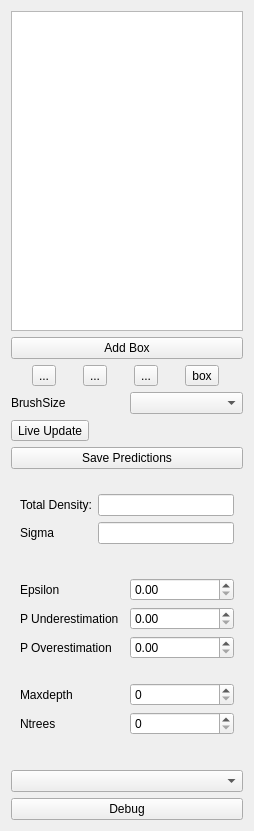
This is ilastik/applets/counting3d/labelingDrawer.ui in ilastik/ilastik as Qt 5 draws it before an edit. The edited form follows.
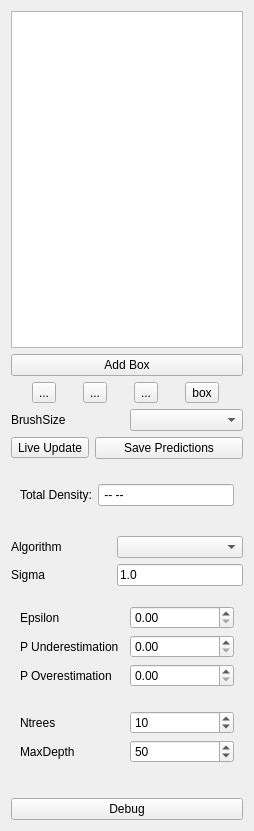
This is the edited form. Custom widgets are drawn as their Qt base class.

Commit message: restaling of the gui and random forest parameters available

```diff
--- a/ilastik/applets/counting3d/labelingDrawer.ui
+++ b/ilastik/applets/counting3d/labelingDrawer.ui
@@ -89,6 +89,8 @@
     </layout>
    </item>
    <item>
+    <layout class="QHBoxLayout" name="horizontalLayout_4">
+     <item>
     <widget class="QToolButton" name="liveUpdateButton">
      <property name="text">
       <string>Live Update</string>
@@ -108,6 +110,8 @@
      </property>
     </widget>
    </item>
+    </layout>
+   </item>
    <item>
     <spacer name="verticalSpacer_2">
      <property name="orientation">
@@ -130,6 +134,51 @@
       <bool>false</bool>
      </property>
      <layout class="QGridLayout" name="gridLayout_3">
+      <item row="0" column="0">
+       <widget class="QLabel" name="label_5">
+        <property name="text">
+         <string>Total Density:</string>
+        </property>
+       </widget>
+      </item>
+      <item row="0" column="1">
+       <widget class="QLineEdit" name="CountText">
+        <property name="text">
+         <string> -- --</string>
+        </property>
+       </widget>
+      </item>
+     </layout>
+    </widget>
+   </item>
+   <item>
+    <spacer name="verticalSpacer">
+     <property name="orientation">
+      <enum>Qt::Vertical</enum>
+     </property>
+     <property name="sizeType">
+      <enum>QSizePolicy::Fixed</enum>
+     </property>
+     <property name="sizeHint" stdset="0">
+      <size>
+       <width>20</width>
+       <height>15</height>
+      </size>
+     </property>
+    </spacer>
+   </item>
+   <item>
+    <layout class="QGridLayout" name="gridLayout_7" columnminimumwidth="100,0">
+     <item row="0" column="1">
+      <widget class="QComboBox" name="SVROptions"/>
+     </item>
+     <item row="0" column="0">
+      <widget class="QLabel" name="label_8">
+       <property name="text">
+        <string>Algorithm</string>
+       </property>
+      </widget>
+     </item>
       <item row="1" column="0">
        <widget class="QLabel" name="label_2">
         <property name="text">
@@ -138,23 +187,16 @@
        </widget>
       </item>
       <item row="1" column="1">
-       <widget class="QLineEdit" name="SigmaLine"/>
-      </item>
-      <item row="0" column="0">
-       <widget class="QLabel" name="label_5">
+      <widget class="QLineEdit" name="SigmaLine">
         <property name="text">
-         <string>Total Density:</string>
+        <string>1.0</string>
         </property>
        </widget>
       </item>
-      <item row="0" column="1">
-       <widget class="QLineEdit" name="CountText"/>
-      </item>
-     </layout>
-    </widget>
+    </layout>
    </item>
    <item>
-    <spacer name="verticalSpacer">
+    <spacer name="verticalSpacer_4">
      <property name="orientation">
       <enum>Qt::Vertical</enum>
      </property>
@@ -164,7 +206,7 @@
      <property name="sizeHint" stdset="0">
       <size>
        <width>20</width>
-       <height>10</height>
+       <height>5</height>
       </size>
      </property>
     </spacer>
@@ -215,24 +257,41 @@
       <widget class="QWidget" name="rf_panel" native="true">
        <layout class="QGridLayout" name="gridLayout_4">
         <item row="2" column="1">
-         <widget class="QSpinBox" name="spinmaxdepth"/>
+         <widget class="QSpinBox" name="NtreesBox">
+          <property name="minimum">
+           <number>1</number>
+          </property>
+          <property name="maximum">
+           <number>255</number>
+          </property>
+          <property name="value">
+           <number>10</number>
+          </property>
+         </widget>
         </item>
         <item row="2" column="0">
          <widget class="QLabel" name="label_6">
           <property name="text">
-           <string>Maxdepth</string>
-          </property>
-         </widget>
-        </item>
-        <item row="4" column="0">
-         <widget class="QLabel" name="label_7">
-          <property name="text">
            <string>Ntrees</string>
           </property>
          </widget>
         </item>
+        <item row="4" column="0">
+         <widget class="QLabel" name="label_7">
+          <property name="text">
+           <string>MaxDepth</string>
+          </property>
+         </widget>
+        </item>
         <item row="4" column="1">
-         <widget class="QSpinBox" name="spinntrees"/>
+         <widget class="QSpinBox" name="MaxDepthBox">
+          <property name="maximum">
+           <number>255</number>
+          </property>
+          <property name="value">
+           <number>50</number>
+          </property>
+         </widget>
         </item>
        </layout>
       </widget>
@@ -253,9 +312,6 @@
        </property>
       </spacer>
      </item>
-     <item>
-      <widget class="QComboBox" name="SVROptions"/>
-     </item>
      <item>
       <widget class="QPushButton" name="DebugButton">
        <property name="styleSheet">
```
Lines whose indentation alone changed are shown as unchanged. The commit also changes 3 other files.
